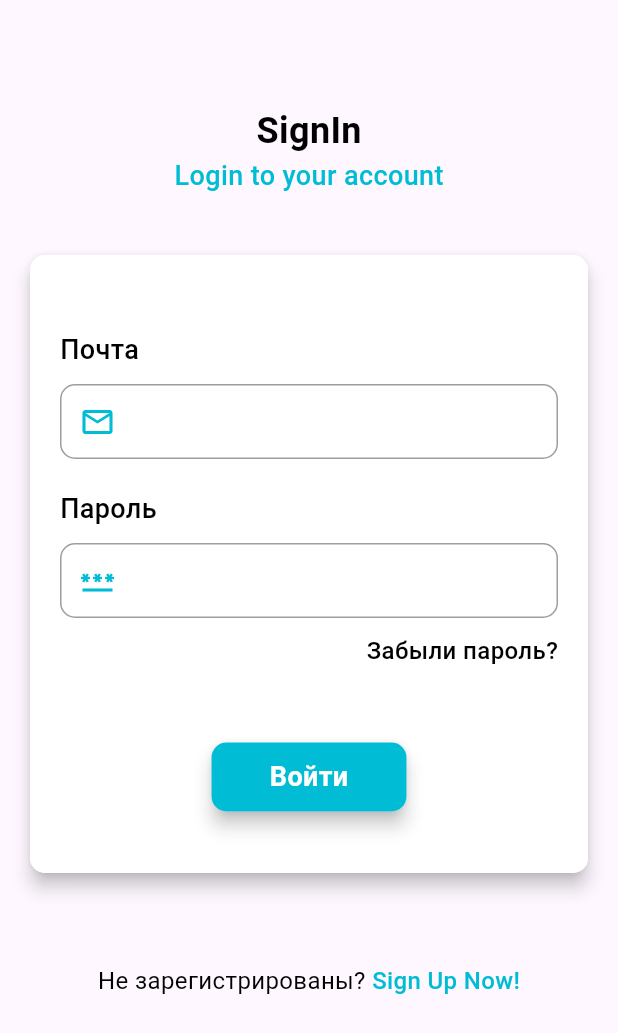
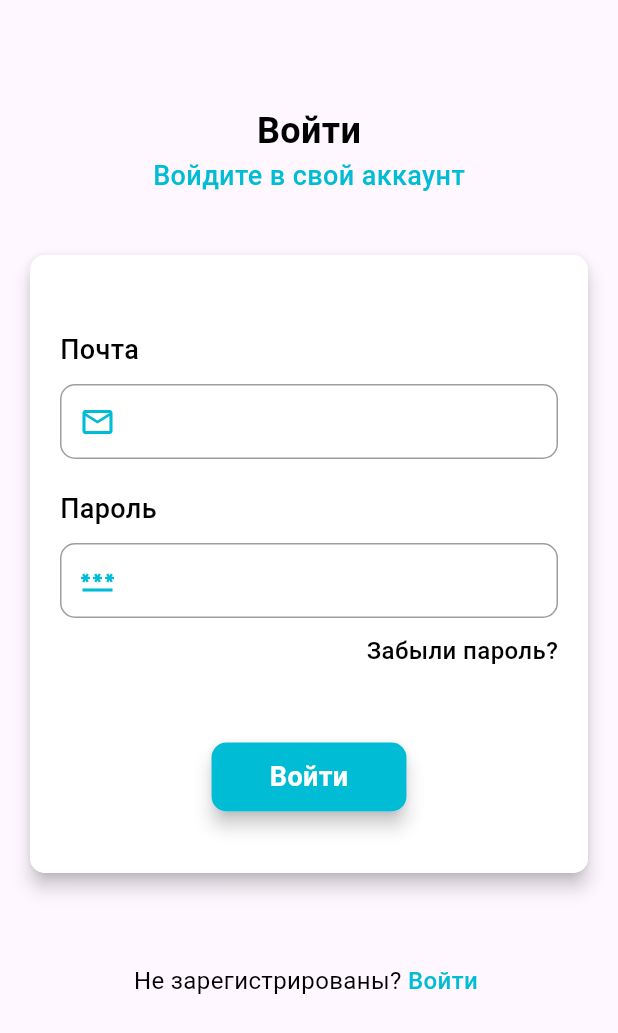
Before and after one commit to Nagimulia/chat_task, a Flutter app: the screen it shows after launch, on a phone screen of 412 x 824 dp. Shown: the top 1033 px of the screen. Run offline on Flutter 3.47's test engine with Material 3 defaults, Android fonts, the light colour scheme and no system bars; our stand-ins replace cloud_firestore, firebase_auth, firebase_core, random_string, shared_preferences; accounts and stored records are empty.

Commit message:
singin completely

```diff
--- a/lib/pages/signin.dart
+++ b/lib/pages/signin.dart
@@ -45,14 +45,14 @@ class _SignInState extends State<SignIn> {
         ScaffoldMessenger.of(context).showSnackBar(SnackBar(
             backgroundColor: Colors.orangeAccent,
             content: Text(
-              "No User Found for that Email",
+              "Пользователь для этого адреса электронной почты не найден",
               style: TextStyle(fontSize: 18.0, color: Colors.black),
             )));
       } else if (e.code == 'wrong-password') {
         ScaffoldMessenger.of(context).showSnackBar(SnackBar(
             backgroundColor: Colors.orangeAccent,
             content: Text(
-              "Wrong Password Provided by User",
+              "Неверный пароль предоставлен пользователем",
               style: TextStyle(fontSize: 18.0, color: Colors.black),
             )));
       }
@@ -77,7 +77,7 @@ class _SignInState extends State<SignIn> {
               children: [
                 Center(
                     child: Text(
-                  "SignIn",
+                  "Войти",
                   style: TextStyle(
                       color: Colors.black,
                       fontSize: 24.0,
@@ -85,7 +85,7 @@ class _SignInState extends State<SignIn> {
                 )),
                 Center(
                     child: Text(
-                  "Login to your account",
+                  "Войдите в свой аккаунт",
                   style: TextStyle(
                       color: Colors.cyan,
                       fontSize: 18.0,
@@ -252,7 +252,7 @@ class _SignInState extends State<SignIn> {
                             MaterialPageRoute(builder: (context) => SignUp()));
                       },
                       child: Text(
-                        " Sign Up Now!",
+                        " Войти ",
                         style: TextStyle(
                             color: Colors.cyan,
                             fontSize: 16.0,
--- a/lib/pages/signup.dart
+++ b/lib/pages/signup.dart
@@ -54,7 +54,7 @@ class _SignUpState extends State<SignUp> {
 
         ScaffoldMessenger.of(context).showSnackBar(SnackBar(
             content: Text(
-          "Registered Successfully",
+          "Регистрация прошла успешно",
           style: TextStyle(fontSize: 20.0),
         )));
         Navigator.pushReplacement(
@@ -64,14 +64,14 @@ class _SignUpState extends State<SignUp> {
           ScaffoldMessenger.of(context).showSnackBar(SnackBar(
               backgroundColor: Colors.orangeAccent,
               content: Text(
-                "Password Provided is too Weak",
+                "Предоставленный пароль слишком слабый",
                 style: TextStyle(fontSize: 18.0),
               )));
         } else if (e.code == 'email-already-in-use') {
           ScaffoldMessenger.of(context).showSnackBar(SnackBar(
               backgroundColor: Colors.orangeAccent,
               content: Text(
-                "Account Already exists",
+                "Аккаунт уже существует",
                 style: TextStyle(fontSize: 18.0),
               )));
         }
@@ -155,7 +155,7 @@ class _SignUpState extends State<SignUp> {
                                   controller: namecontroller,
                                   validator: (value) {
                                     if (value == null || value.isEmpty) {
-                                      return 'Please Enter Name';
+                                      return 'Пожалуйста, введите имя';
                                     }
                                     return null;
                                   },
```
